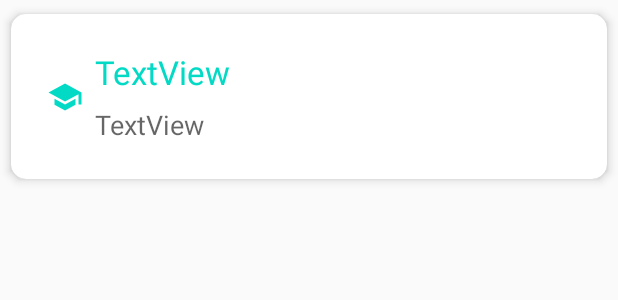
After one commit to terrizungura/Hogwarts, an Android app: the layout item_student_list.xml on its own in the app's theme, with its tools: preview values and no code run, on a phone screen of 412 x 824 dp. The commit adds this screen. Shown: the top 300 px of the screen. Run offline under Robolectric (Android 15) with nearby library versions, the phone set to English and light mode, and no system bars.

Commit message:
added list items

```diff
--- /dev/null
+++ b/app/src/main/res/drawable/ic_baseline_house_24.xml
@@ -0,0 +1,5 @@
+<vector android:height="24dp" android:tint="#FFFFFF"
+    android:viewportHeight="24" android:viewportWidth="24"
+    android:width="24dp" xmlns:android="http://schemas.android.com/apk/res/android">
+    <path android:fillColor="@android:color/white" android:pathData="M19,9.3V4h-3v2.6L12,3L2,12h3v8h5v-6h4v6h5v-8h3L19,9.3zM10,10c0,-1.1 0.9,-2 2,-2s2,0.9 2,2H10z"/>
+</vector>
--- /dev/null
+++ b/app/src/main/res/drawable/ic_baseline_school_24.xml
@@ -0,0 +1,5 @@
+<vector android:height="24dp" android:tint="#FFFFFF"
+    android:viewportHeight="24" android:viewportWidth="24"
+    android:width="24dp" xmlns:android="http://schemas.android.com/apk/res/android">
+    <path android:fillColor="@android:color/white" android:pathData="M5,13.18v4L12,21l7,-3.82v-4L12,17l-7,-3.82zM12,3L1,9l11,6 9,-4.91V17h2V9L12,3z"/>
+</vector>
--- a/app/src/main/res/layout/content_main.xml
+++ b/app/src/main/res/layout/content_main.xml
@@ -29,5 +29,6 @@
         app:layout_constraintBottom_toBottomOf="parent"
         app:layout_constraintEnd_toEndOf="parent"
         app:layout_constraintStart_toStartOf="parent"
-        app:layout_constraintTop_toTopOf="parent" />
+        app:layout_constraintTop_toTopOf="parent"
+        tools:listitem="@layout/item_house_list" />
 </androidx.constraintlayout.widget.ConstraintLayout>
--- /dev/null
+++ b/app/src/main/res/layout/item_student_list.xml
@@ -0,0 +1,63 @@
+<?xml version="1.0" encoding="utf-8"?>
+<FrameLayout xmlns:android="http://schemas.android.com/apk/res/android"
+    xmlns:app="http://schemas.android.com/apk/res-auto"
+    xmlns:tools="http://schemas.android.com/tools"
+    android:layout_width="match_parent"
+    android:layout_height="wrap_content">
+
+    <androidx.cardview.widget.CardView
+        android:layout_width="match_parent"
+        android:layout_height="wrap_content"
+        app:cardCornerRadius="10dp"
+        app:cardElevation="4dp"
+        app:cardUseCompatPadding="true"
+        app:contentPadding="16dp">
+
+        <androidx.constraintlayout.widget.ConstraintLayout
+            android:layout_width="match_parent"
+            android:layout_height="wrap_content">
+
+            <ImageView
+                android:id="@+id/imageView"
+                android:layout_width="wrap_content"
+                android:layout_height="wrap_content"
+                android:layout_marginStart="8dp"
+                android:layout_marginTop="8dp"
+                android:layout_marginBottom="8dp"
+                app:layout_constraintBottom_toBottomOf="parent"
+                app:layout_constraintStart_toStartOf="parent"
+                app:layout_constraintTop_toTopOf="parent"
+                app:srcCompat="@drawable/ic_baseline_school_24"
+                app:tint="@color/colorAccent" />
+
+            <TextView
+                android:id="@+id/textStudentName"
+                android:layout_width="0dp"
+                android:layout_height="wrap_content"
+                android:layout_marginStart="8dp"
+                android:layout_marginTop="8dp"
+                android:layout_marginEnd="8dp"
+                android:text="TextView"
+                android:textAppearance="@style/TextAppearance.AppCompat.Large"
+                android:textColor="@color/colorAccent"
+                app:layout_constraintEnd_toEndOf="parent"
+                app:layout_constraintStart_toEndOf="@+id/imageView"
+                app:layout_constraintTop_toTopOf="parent" />
+
+            <TextView
+                android:id="@+id/textRole"
+                android:layout_width="0dp"
+                android:layout_height="wrap_content"
+                android:layout_marginStart="8dp"
+                android:layout_marginTop="8dp"
+                android:layout_marginEnd="8dp"
+                android:layout_marginBottom="8dp"
+                android:text="TextView"
+                android:textAppearance="@style/TextAppearance.AppCompat.Medium"
+                app:layout_constraintBottom_toBottomOf="parent"
+                app:layout_constraintEnd_toEndOf="parent"
+                app:layout_constraintStart_toEndOf="@+id/imageView"
+                app:layout_constraintTop_toBottomOf="@+id/textStudentName" />
+        </androidx.constraintlayout.widget.ConstraintLayout>
+    </androidx.cardview.widget.CardView>
+</FrameLayout>
```
Also changed, not shown: app/src/main/res/layout/item_house_list.xml (added, +63 -0 lines), app/src/main/res/layout/item_spell_list.xml (added, +63 -0 lines).
